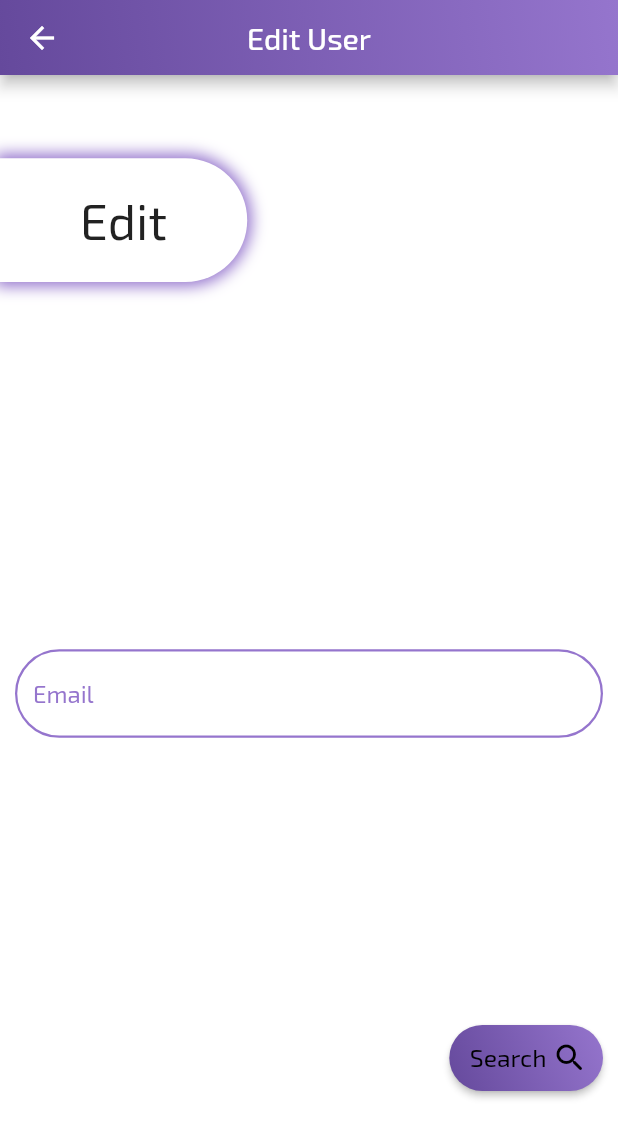
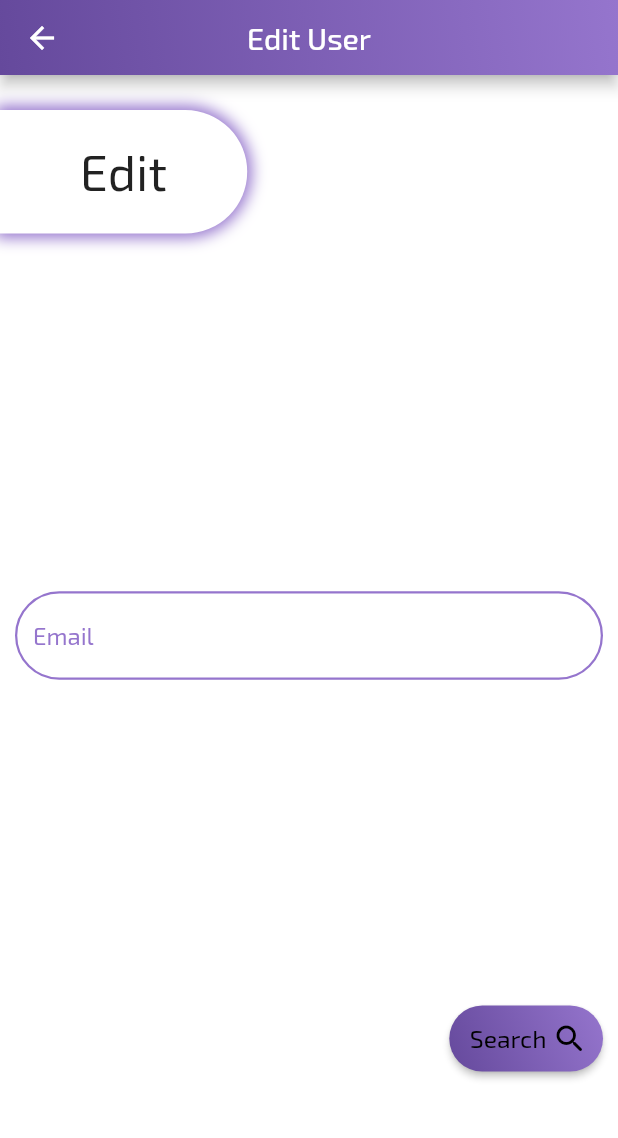
Before and after one commit to MaciekGab/SafeStudy, a Flutter app: the ChangeUserRolePage screen opened directly, on a phone screen of 412 x 824 dp. Shown: the top 1138 px of the screen. Run offline on Flutter 3.47's test engine with Material 2 defaults, Android fonts, the phone set to English and light mode, and no system bars; drawn by our look-alikes of auto_size_text; our stand-ins replace cloud_firestore, firebase_auth, firebase_core, firebase_messaging, form_field_validator, google_fonts and 3 more; missing offline and left inert: flutter_barcode_scanner; accounts and stored records are empty; statements that could not run were skipped.

Commit message:
Adjustments for S20 Fe

```diff
--- a/lib/pages/ChangeUserRolePage.dart
+++ b/lib/pages/ChangeUserRolePage.dart
@@ -42,7 +42,7 @@ class _ChangeUserRolePageState extends State<ChangeUserRolePage> {
                   Expanded( flex: 1, child: RoundedText(text: 'Edit', roundedSide: 'right', width: 0.4 * size.width, height: 0.1 * size.height, alignment: Alignment.centerLeft)),
                   Visibility(
                     visible: isUserSearched,
-                    replacement: Expanded( flex: 3,
+                    replacement: Expanded( flex: 5,
                       child: Column(
                         mainAxisAlignment: MainAxisAlignment.spaceEvenly,
                         children: [
@@ -79,7 +79,7 @@ class _ChangeUserRolePageState extends State<ChangeUserRolePage> {
                                       hintText: 'First Name',
                                       multiValidator: MultiValidator([
                                         RequiredValidator(errorText: returnValidationError(ValidationError.isRequired)),])),
-                                  SizedBox(height: 10),
+                                  SizedBox(height: 0.01*size.height),
                                   MyInput(
                                       controller: _lastNameController,
                                       hintText: 'Last Name',
@@ -97,7 +97,7 @@ class _ChangeUserRolePageState extends State<ChangeUserRolePage> {
                                   }, alignment: Alignment.centerRight, smallButton: true, icon: Icons.refresh),
                             ],)],),),
                     child: Expanded(
-                      flex: 3,
+                      flex: 5,
                       child: Form(
                           key: _formKey,
                           child: Column(
```
